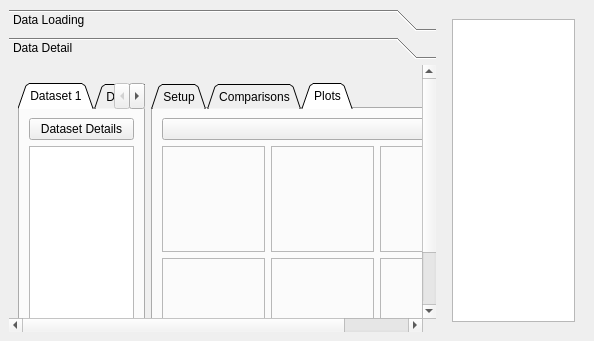
This is data_comparator/ui/data_comparator.ui in culight/data_comparator as Qt 5 draws it before an edit. The edited form follows.
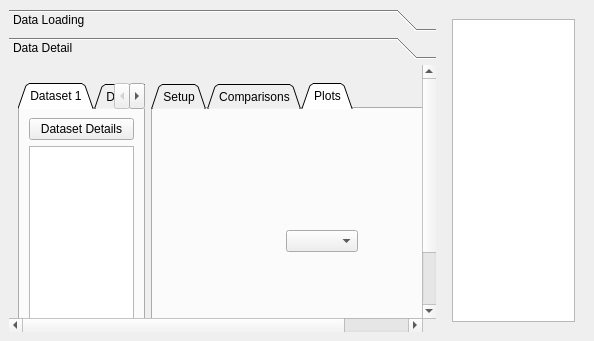
This is the edited form. The open tabs and pages were chosen to show the change.

```diff
--- a/data_comparator/ui/data_comparator.ui
+++ b/data_comparator/ui/data_comparator.ui
@@ -574,69 +574,19 @@
               </attribute>
               <layout class="QGridLayout" name="gridLayout_10">
                <item row="0" column="0">
-                <widget class="QComboBox" name="chartComboBox"/>
-               </item>
-               <item row="1" column="0">
-                <layout class="QGridLayout" name="plotsGridLayout">
-                 <item row="1" column="1">
-                  <widget class="QFrame" name="plotFrame1">
-                   <property name="frameShape">
-                    <enum>QFrame::StyledPanel</enum>
-                   </property>
-                   <property name="frameShadow">
-                    <enum>QFrame::Raised</enum>
-                   </property>
-                  </widget>
+                <layout class="QVBoxLayout" name="verticalLayout">
+                 <item>
+                  <widget class="QComboBox" name="chartComboBox"/>
                  </item>
-                 <item row="1" column="2">
-                  <widget class="QFrame" name="plotFrame2">
-                   <property name="frameShape">
-                    <enum>QFrame::StyledPanel</enum>
+                 <item>
+                  <layout class="QGridLayout" name="plotsGridLayout">
+                   <property name="leftMargin">
+                    <number>5</number>
                    </property>
-                   <property name="frameShadow">
-                    <enum>QFrame::Raised</enum>
+                   <property name="rightMargin">
+                    <number>5</number>
                    </property>
-                  </widget>
-                 </item>
-                 <item row="1" column="3">
-                  <widget class="QFrame" name="plotFrame3">
-                   <property name="frameShape">
-                    <enum>QFrame::StyledPanel</enum>
-                   </property>
-                   <property name="frameShadow">
-                    <enum>QFrame::Raised</enum>
-                   </property>
-                  </widget>
-                 </item>
-                 <item row="2" column="2">
-                  <widget class="QFrame" name="plotFrame5">
-                   <property name="frameShape">
-                    <enum>QFrame::StyledPanel</enum>
-                   </property>
-                   <property name="frameShadow">
-                    <enum>QFrame::Raised</enum>
-                   </property>
-                  </widget>
-                 </item>
-                 <item row="2" column="3">
-                  <widget class="QFrame" name="plotFrame6">
-                   <property name="frameShape">
-                    <enum>QFrame::StyledPanel</enum>
-                   </property>
-                   <property name="frameShadow">
-                    <enum>QFrame::Raised</enum>
-                   </property>
-                  </widget>
-                 </item>
-                 <item row="2" column="1">
-                  <widget class="QFrame" name="plotFrame4">
-                   <property name="frameShape">
-                    <enum>QFrame::StyledPanel</enum>
-                   </property>
-                   <property name="frameShadow">
-                    <enum>QFrame::Raised</enum>
-                   </property>
-                  </widget>
+                  </layout>
                  </item>
                 </layout>
                </item>
```
Left out of the diff: 2 changed lines with no effect on the pictures.
